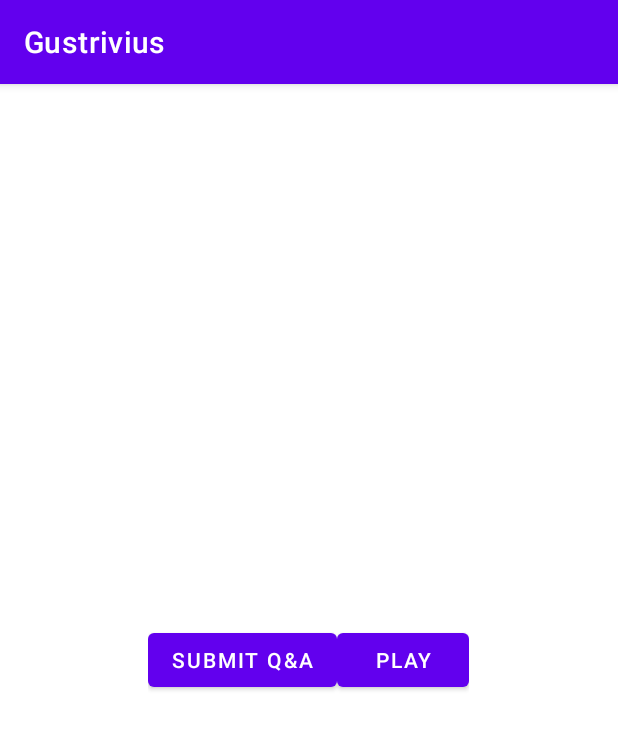
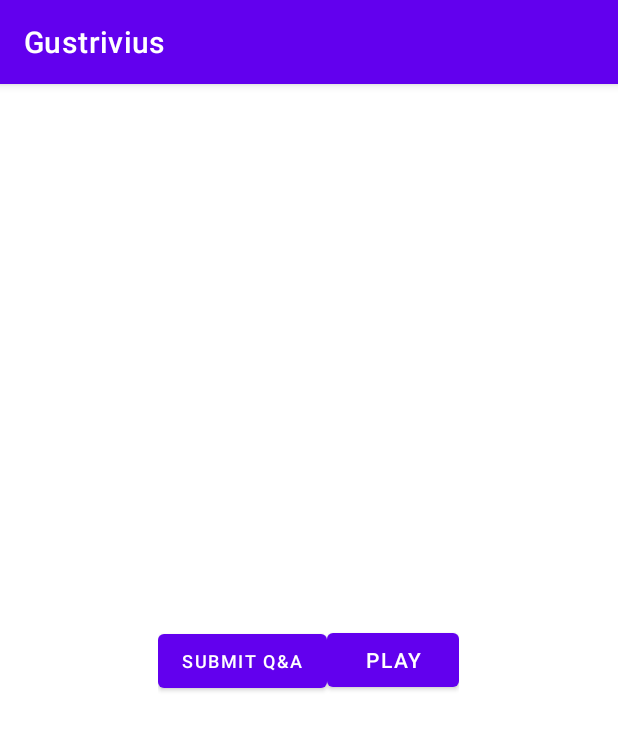
Before and after one commit to Gustrivius/Gustrivius, an Android app: the screen it shows after launch (MainActivity), on a phone screen of 412 x 824 dp. Shown: the top 730 px of the screen. Run offline under Robolectric (Android 15) with nearby library versions, the phone set to English and light mode, and no system bars.

Commit message:
Main menu buttons commit

```diff
--- a/app/src/main/res/layout/activity_main.xml
+++ b/app/src/main/res/layout/activity_main.xml
@@ -18,6 +18,7 @@
             android:layout_width="wrap_content"
             android:layout_height="wrap_content"
             android:text="@string/QA_button"
+            android:textSize="12dp"
             />
 
         <Button
```
